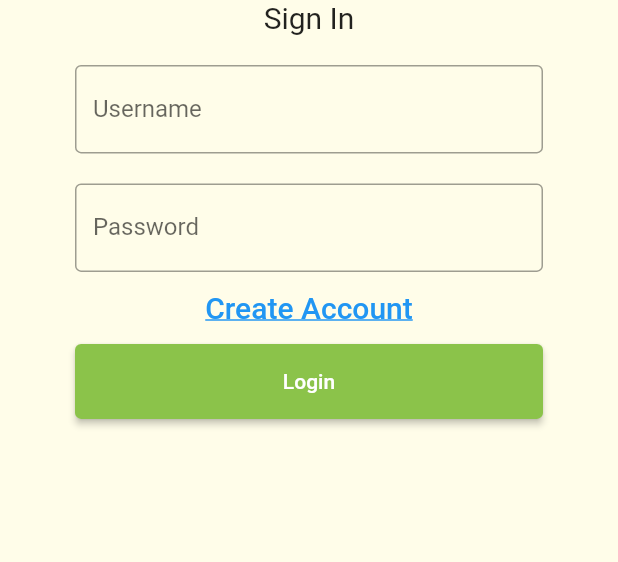
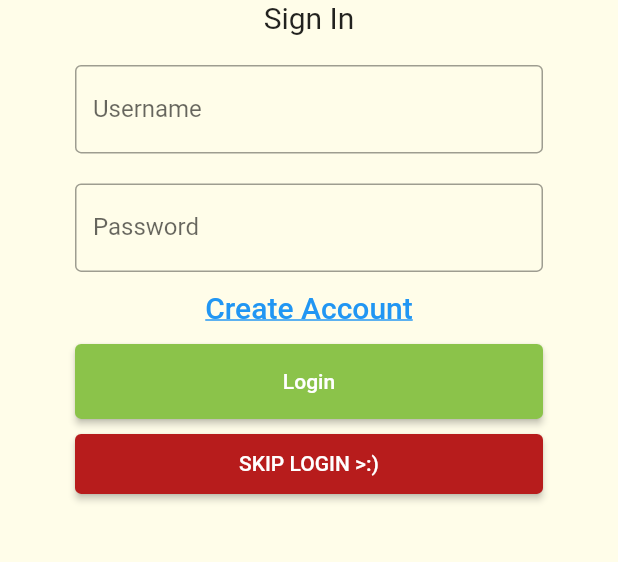
Before and after one commit to MorphewPrime/campus-battle, a Flutter app: the screen it shows after launch, on a phone screen of 412 x 824 dp, the part 384-946 px from its top. Run offline on Flutter 3.47's test engine with Material 2 defaults, Android fonts, the phone set to English and light mode, and no system bars; our stand-ins replace firebase_auth, firebase_core, font_awesome_flutter, geolocator, google_maps_flutter, toggle_switch; missing offline and left inert: flame, panorama, sprung; accounts and stored records are empty.

Commit message:
added skip login button for debugging. also small padding change on tour info window

```diff
--- a/lib/screens/tour/tour_panorama.dart
+++ b/lib/screens/tour/tour_panorama.dart
@@ -140,14 +140,11 @@ class _BodyState extends State<Body> {
               alignment: Alignment.bottomLeft,
               child: FractionallySizedBox(
                 heightFactor: 0.5,
-                // alignment: Alignment.bottomCenter,
                 child: AnimatedContainer(
-                  // color: Colors.white,
                   curve: Sprung.underDamped,
                   duration: Duration(milliseconds: 750),
                   alignment:
                       infoWindowOpen ? Alignment.topCenter : Alignment(0, 2),
-                  // margin: EdgeInsets.symmetric(vertical: 50),
                   child: Container(
                     height: 100,
                     margin: EdgeInsets.symmetric(horizontal: 10),
@@ -159,7 +156,7 @@ class _BodyState extends State<Body> {
                     ),
                     constraints: BoxConstraints.expand(),
                     child: Padding(
-                      padding: EdgeInsets.all(20),
+                      padding: EdgeInsets.only(top: 20, left: 20, right: 20),
                       child: SingleChildScrollView(
                         child: Column(
                             crossAxisAlignment: CrossAxisAlignment.stretch,
--- a/lib/screens/welcome/login_screen.dart
+++ b/lib/screens/welcome/login_screen.dart
@@ -148,6 +148,21 @@ class _BodyState extends State<Body> {
               child: const Text('Login'),
             ),
           ),
+          Container(
+            //widget for Login button
+            height: 50,
+            padding: const EdgeInsets.fromLTRB(40, 10, 40, 0),
+            child: ElevatedButton(
+              onPressed: (() {
+                Navigator.pushNamed(context, '/gameMap');
+              }), // call the signIn function on submit
+              style: ElevatedButton.styleFrom(
+                backgroundColor: Colors.red[900],
+                //height should be same as user and pass height
+              ),
+              child: const Text('SKIP LOGIN >:)'),
+            ),
+          ),
         ],
       ),
     );
```
